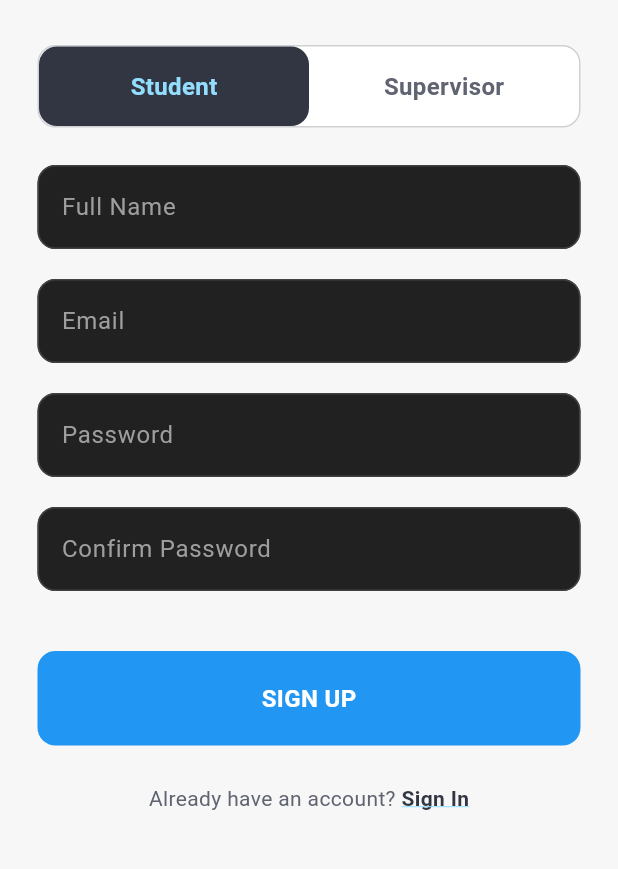
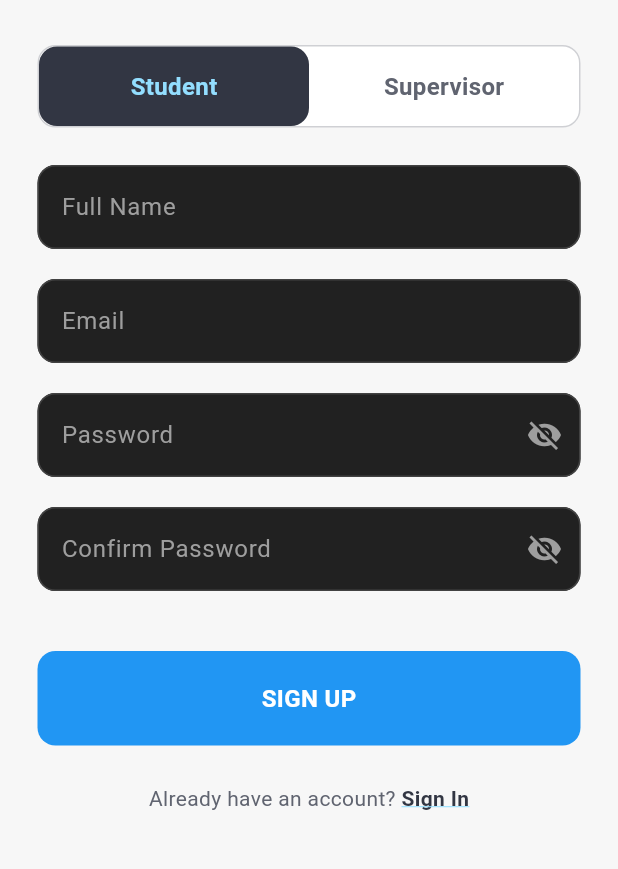
Before and after one commit to BinaryVibe/fyp-hub, a Flutter app: the screen it shows after launch, after a tap on "LOGIN", after a tap on "Sign Up", on a phone screen of 412 x 824 dp, the part 354-1223 px from its top. Run offline on Flutter 3.47's test engine with Material 3 defaults, Android fonts, the phone set to English and light mode, and no system bars; our stand-ins replace animate_do, cloud_firestore, firebase_auth, firebase_core; accounts and stored records are empty; network calls fail.

Commit message:
added eye icon functionality

```diff
--- a/fyp_hub/lib/screens/auth/login_screen.dart
+++ b/fyp_hub/lib/screens/auth/login_screen.dart
@@ -204,7 +204,6 @@
 //     );
 //   }
 // }
-
 import 'package:flutter/material.dart';
 import 'package:fyp_hub/screens/auth/signup_screen.dart';
 import 'package:fyp_hub/screens/auth/forgot_password_screen.dart';
@@ -232,6 +231,9 @@ class _LoginScreenState extends State<LoginScreen> {
   bool _isLoading = false;
   String? _errorMessage;
 
+  // 1. ADD THIS VARIABLE TO TRACK VISIBILITY
+  bool _isObscured = true;
+
   // Sign in function
   void _signIn() async {
     setState(() {
@@ -245,10 +247,12 @@ class _LoginScreenState extends State<LoginScreen> {
     );
 
     if (user == null) {
-      setState(() {
-        _errorMessage = "Login failed. Please check your email and password.";
-        _isLoading = false;
-      });
+      if (mounted) {
+        setState(() {
+          _errorMessage = "Login failed. Please check your email and password.";
+          _isLoading = false;
+        });
+      }
     }
   }
 
@@ -263,14 +267,12 @@ class _LoginScreenState extends State<LoginScreen> {
   Widget build(BuildContext context) {
     // Access current theme colors
     final theme = Theme.of(context);
-    final primaryColor = theme.colorScheme.primary; // Night Charcoal
-    final secondaryColor = theme.colorScheme.secondary; // Ice Blue
-    final scaffoldColor = theme.scaffoldBackgroundColor; // Snow White
-    final subtitleColor =
-        theme.textTheme.bodySmall?.color ?? Colors.grey; // Slate Grey
+    final primaryColor = theme.colorScheme.primary;
+    final subtitleColor = theme.textTheme.bodySmall?.color ?? Colors.grey;
+    final scaffoldColor = theme.scaffoldBackgroundColor;
 
     return Scaffold(
-      backgroundColor: scaffoldColor, // UI Change: Snow White
+      backgroundColor: scaffoldColor,
       body: SafeArea(
         child: Center(
           child: SingleChildScrollView(
@@ -279,13 +281,11 @@ class _LoginScreenState extends State<LoginScreen> {
               children: [
                 const SizedBox(height: 50),
 
-                // 2. WRAP YOUR WIDGETS
                 FadeInDown(
                   delay: const Duration(milliseconds: 300),
                   child: Icon(
                     Icons.shield_outlined,
                     size: 100,
-                    // UI Change: Night Charcoal
                     color: primaryColor,
                   ),
                 ),
@@ -296,7 +296,6 @@ class _LoginScreenState extends State<LoginScreen> {
                   child: Text(
                     'FYP Hub',
                     style: TextStyle(
-                      // UI Change: Night Charcoal
                       color: primaryColor,
                       fontSize: 32,
                       fontWeight: FontWeight.bold,
@@ -309,7 +308,6 @@ class _LoginScreenState extends State<LoginScreen> {
                   delay: const Duration(milliseconds: 500),
                   child: Text(
                     'Welcome Back.',
-                    // UI Change: Slate Grey
                     style: TextStyle(color: subtitleColor, fontSize: 20),
                   ),
                 ),
@@ -322,12 +320,27 @@ class _LoginScreenState extends State<LoginScreen> {
                     hintText: 'Email',
                   ),
                 ),
+
+                // 2. UPDATE THE PASSWORD FIELD
                 FadeInLeft(
                   delay: const Duration(milliseconds: 700),
                   child: CustomTextField(
                     controller: _passwordController,
                     hintText: 'Password',
-                    isPassword: true,
+                    // Bind the obscure state here
+                    isPassword: _isObscured,
+                    // Add the Eye Icon button
+                    suffixIcon: IconButton(
+                      icon: Icon(
+                        _isObscured ? Icons.visibility_off : Icons.visibility,
+                        color: Colors.grey,
+                      ),
+                      onPressed: () {
+                        setState(() {
+                          _isObscured = !_isObscured;
+                        });
+                      },
+                    ),
                   ),
                 ),
 
@@ -352,12 +365,10 @@ class _LoginScreenState extends State<LoginScreen> {
                           child: Text(
                             'Forgot Password?',
                             style: TextStyle(
-                              // UI Change: Night Charcoal (High contrast link)
                               color: primaryColor,
                               fontWeight: FontWeight.bold,
-                              // Optional: Add underline decoration using Ice Blue if desired
                               decoration: TextDecoration.underline,
-                              decorationColor: secondaryColor,
+                              decorationColor: theme.colorScheme.secondary,
                             ),
                           ),
                         ),
@@ -409,11 +420,10 @@ class _LoginScreenState extends State<LoginScreen> {
                         child: Text(
                           'Sign Up',
                           style: TextStyle(
-                            // UI Change: Night Charcoal
                             color: primaryColor,
                             fontWeight: FontWeight.bold,
                             decoration: TextDecoration.underline,
-                            decorationColor: secondaryColor,
+                            decorationColor: theme.colorScheme.secondary,
                           ),
                         ),
                       ),
--- a/fyp_hub/lib/screens/auth/signup_screen.dart
+++ b/fyp_hub/lib/screens/auth/signup_screen.dart
@@ -320,7 +320,6 @@
 //     );
 //   }
 // }
-
 import 'package:flutter/material.dart';
 import 'package:animate_do/animate_do.dart';
 import 'package:fyp_hub/models/student.dart';
@@ -354,6 +353,10 @@ class _SignupScreenState extends State<SignupScreen> {
   bool _isLoading = false;
   String? _errorMessage;
 
+  // 1. ADD VISIBILITY VARIABLES (One for each field)
+  bool _isPasswordObscured = true;
+  bool _isConfirmPasswordObscured = true;
+
   // Sign up function
   void _signUp() async {
     // 1. Check if passwords match
@@ -376,10 +379,12 @@ class _SignupScreenState extends State<SignupScreen> {
     );
 
     if (newUser == null) {
+      if (mounted) {
         setState(() {
           _errorMessage = "Sign up failed. The email may already be in use.";
           _isLoading = false;
         });
+      }
       return;
     }
 
@@ -416,10 +421,12 @@ class _SignupScreenState extends State<SignupScreen> {
       }
     } catch (e) {
       // Database profile creation failed
+      if (mounted) {
         setState(() {
           _errorMessage = "Error creating profile: $e";
           _isLoading = false;
         });
+      }
     }
   }
 
@@ -549,20 +556,51 @@ class _SignupScreenState extends State<SignupScreen> {
                     hintText: 'Email',
                   ),
                 ),
+
+                // 2. UPDATED PASSWORD FIELD
                 FadeInLeft(
                   delay: const Duration(milliseconds: 900),
                   child: CustomTextField(
                     controller: _passwordController,
                     hintText: 'Password',
-                    isPassword: true,
+                    isPassword: _isPasswordObscured, // Use Variable
+                    suffixIcon: IconButton(
+                      icon: Icon(
+                        _isPasswordObscured
+                            ? Icons.visibility_off
+                            : Icons.visibility,
+                        color: Colors.grey,
+                      ),
+                      onPressed: () {
+                        setState(() {
+                          _isPasswordObscured = !_isPasswordObscured;
+                        });
+                      },
                     ),
                   ),
+                ),
+
+                // 3. UPDATED CONFIRM PASSWORD FIELD
                 FadeInLeft(
                   delay: const Duration(milliseconds: 1000),
                   child: CustomTextField(
                     controller: _confirmPasswordController,
                     hintText: 'Confirm Password',
-                    isPassword: true,
+                    isPassword: _isConfirmPasswordObscured, // Use Variable
+                    suffixIcon: IconButton(
+                      icon: Icon(
+                        _isConfirmPasswordObscured
+                            ? Icons.visibility_off
+                            : Icons.visibility,
+                        color: Colors.grey,
+                      ),
+                      onPressed: () {
+                        setState(() {
+                          _isConfirmPasswordObscured =
+                              !_isConfirmPasswordObscured;
+                        });
+                      },
+                    ),
                   ),
                 ),
                 const SizedBox(height: 20),
--- a/fyp_hub/lib/widgets/custom_textfield.dart
+++ b/fyp_hub/lib/widgets/custom_textfield.dart
@@ -4,12 +4,14 @@ class CustomTextField extends StatelessWidget {
   final TextEditingController controller;
   final String hintText;
   final bool isPassword;
+  final Widget? suffixIcon; // 1. Add this property
 
   const CustomTextField({
     super.key,
     required this.controller,
     required this.hintText,
     this.isPassword = false,
+    this.suffixIcon, // 2. Add to constructor
   });
 
   @override
@@ -18,29 +20,28 @@ class CustomTextField extends StatelessWidget {
       padding: const EdgeInsets.symmetric(horizontal: 25.0, vertical: 10.0),
       child: TextField(
         controller: controller,
-        obscureText: isPassword, // Hides text if it's a password
+        obscureText: isPassword,
         decoration: InputDecoration(
-          // 1. Set the fill color to be different from the background
           fillColor: Colors.grey[900],
           filled: true,
 
-          // 2. Make the enabled border very dark and subtle
           enabledBorder: OutlineInputBorder(
-            borderSide: BorderSide(color: Colors.grey.shade800), // <-- CHANGED
+            borderSide: BorderSide(color: Colors.grey.shade800),
             borderRadius: BorderRadius.circular(12),
           ),
 
-          // 3. Keep the blue focused border
           focusedBorder: OutlineInputBorder(
             borderSide: const BorderSide(color: Colors.blue),
             borderRadius: BorderRadius.circular(12),
           ),
 
-          // 4. Keep the hint text style
           hintText: hintText,
           hintStyle: TextStyle(color: Colors.grey[500]),
+
+          // 3. Pass the icon here
+          suffixIcon: suffixIcon,
         ),
-        style: const TextStyle(color: Colors.white), // Light text color
+        style: const TextStyle(color: Colors.white),
       ),
     );
   }
```
Lines whose indentation alone changed are shown as unchanged.
